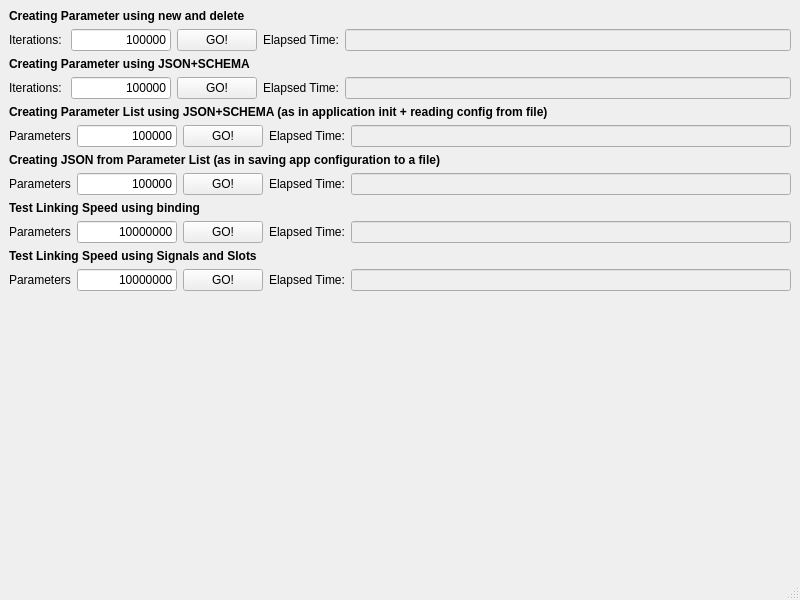
Above: Examples/AppParametersPageBenchmark/mainwindow.ui from g-gualeni/QtNoid2 before the change. Below: the same form after it.
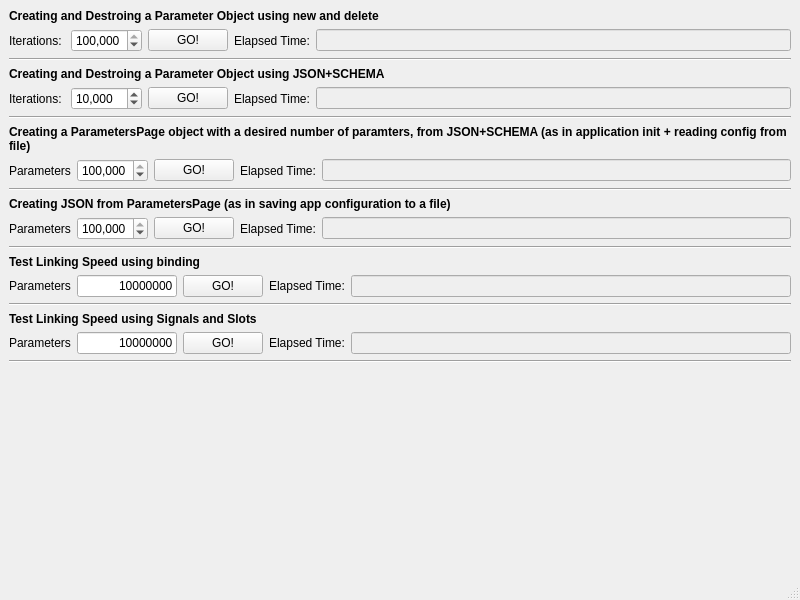
That is the form after the change.

Commit message:
AppParametersPageBenchmark - example update
in progress

Diff of the .ui file:
```diff
--- a/Examples/AppParametersPageBenchmark/mainwindow.ui
+++ b/Examples/AppParametersPageBenchmark/mainwindow.ui
@@ -23,7 +23,7 @@
        </font>
       </property>
       <property name="text">
-       <string>Creating Parameter using new and delete</string>
+       <string>Creating and Destroing a Parameter Object using new and delete</string>
       </property>
      </widget>
     </item>
@@ -37,23 +37,23 @@
        </widget>
       </item>
       <item>
-       <widget class="QLineEdit" name="txtIterationsNew">
-        <property name="maximumSize">
-         <size>
-          <width>100</width>
-          <height>16777215</height>
-         </size>
+       <widget class="QSpinBox" name="txtIterationsNew">
+        <property name="showGroupSeparator" stdset="0">
+         <bool>true</bool>
         </property>
-        <property name="text">
-         <string>100000</string>
+        <property name="maximum">
+         <number>1000000</number>
         </property>
-        <property name="alignment">
-         <set>Qt::AlignmentFlag::AlignRight|Qt::AlignmentFlag::AlignTrailing|Qt::AlignmentFlag::AlignVCenter</set>
+        <property name="value">
+         <number>100000</number>
         </property>
        </widget>
       </item>
       <item>
        <widget class="QPushButton" name="cmdGONew">
+        <property name="styleSheet">
+         <string notr="true"/>
+        </property>
         <property name="text">
          <string>GO!</string>
         </property>
@@ -78,6 +78,13 @@
       </item>
      </layout>
     </item>
+    <item>
+     <widget class="Line" name="line">
+      <property name="orientation">
+       <enum>Qt::Orientation::Horizontal</enum>
+      </property>
+     </widget>
+    </item>
     <item>
      <widget class="QLabel" name="label_7">
       <property name="font">
@@ -86,7 +93,7 @@
        </font>
       </property>
       <property name="text">
-       <string>Creating Parameter using JSON+SCHEMA</string>
+       <string>Creating and Destroing a Parameter Object using JSON+SCHEMA</string>
       </property>
      </widget>
     </item>
@@ -100,18 +107,15 @@
        </widget>
       </item>
       <item>
-       <widget class="QLineEdit" name="txtIterationsJson">
-        <property name="maximumSize">
-         <size>
-          <width>100</width>
-          <height>16777215</height>
-         </size>
+       <widget class="QSpinBox" name="txtIterationsJson">
+        <property name="showGroupSeparator" stdset="0">
+         <bool>true</bool>
         </property>
-        <property name="text">
-         <string>100000</string>
+        <property name="maximum">
+         <number>1000000</number>
         </property>
-        <property name="alignment">
-         <set>Qt::AlignmentFlag::AlignRight|Qt::AlignmentFlag::AlignTrailing|Qt::AlignmentFlag::AlignVCenter</set>
+        <property name="value">
+         <number>10000</number>
         </property>
        </widget>
       </item>
@@ -141,6 +145,13 @@
       </item>
      </layout>
     </item>
+    <item>
+     <widget class="Line" name="line_2">
+      <property name="orientation">
+       <enum>Qt::Orientation::Horizontal</enum>
+      </property>
+     </widget>
+    </item>
     <item>
      <widget class="QLabel" name="label_8">
       <property name="font">
@@ -149,7 +160,10 @@
        </font>
       </property>
       <property name="text">
-       <string>Creating Parameter List using JSON+SCHEMA (as in application init + reading config from file)</string>
+       <string>Creating a ParametersPage object with a desired number of paramters, from JSON+SCHEMA (as in application init + reading config from file)</string>
+      </property>
+      <property name="wordWrap">
+       <bool>true</bool>
       </property>
      </widget>
     </item>
@@ -163,18 +177,15 @@
        </widget>
       </item>
       <item>
-       <widget class="QLineEdit" name="txtParametersCountJson">
-        <property name="maximumSize">
-         <size>
-          <width>100</width>
-          <height>16777215</height>
-         </size>
+       <widget class="QSpinBox" name="txtParametersCountJson">
+        <property name="showGroupSeparator" stdset="0">
+         <bool>true</bool>
         </property>
-        <property name="text">
-         <string>100000</string>
+        <property name="maximum">
+         <number>1000000</number>
         </property>
-        <property name="alignment">
-         <set>Qt::AlignmentFlag::AlignRight|Qt::AlignmentFlag::AlignTrailing|Qt::AlignmentFlag::AlignVCenter</set>
+        <property name="value">
+         <number>100000</number>
         </property>
        </widget>
       </item>
@@ -204,6 +215,13 @@
       </item>
      </layout>
     </item>
+    <item>
+     <widget class="Line" name="line_3">
+      <property name="orientation">
+       <enum>Qt::Orientation::Horizontal</enum>
+      </property>
+     </widget>
+    </item>
     <item>
      <widget class="QLabel" name="label_12">
       <property name="font">
@@ -212,7 +230,7 @@
        </font>
       </property>
       <property name="text">
-       <string>Creating JSON from Parameter List (as in saving app configuration to a file)</string>
+       <string>Creating JSON from ParametersPage (as in saving app configuration to a file)</string>
       </property>
      </widget>
     </item>
@@ -226,18 +244,15 @@
        </widget>
       </item>
       <item>
-       <widget class="QLineEdit" name="txtParametersCountToJson">
-        <property name="maximumSize">
-         <size>
-          <width>100</width>
-          <height>16777215</height>
-         </size>
+       <widget class="QSpinBox" name="txtParametersCountToJson_2">
+        <property name="showGroupSeparator" stdset="0">
+         <bool>true</bool>
         </property>
-        <property name="text">
-         <string>100000</string>
+        <property name="maximum">
+         <number>1000000</number>
         </property>
-        <property name="alignment">
-         <set>Qt::AlignmentFlag::AlignRight|Qt::AlignmentFlag::AlignTrailing|Qt::AlignmentFlag::AlignVCenter</set>
+        <property name="value">
+         <number>100000</number>
         </property>
        </widget>
       </item>
@@ -267,6 +282,13 @@
       </item>
      </layout>
     </item>
+    <item>
+     <widget class="Line" name="line_4">
+      <property name="orientation">
+       <enum>Qt::Orientation::Horizontal</enum>
+      </property>
+     </widget>
+    </item>
     <item>
      <widget class="QLabel" name="label_13">
       <property name="font">
@@ -330,6 +352,13 @@
       </item>
      </layout>
     </item>
+    <item>
+     <widget class="Line" name="line_5">
+      <property name="orientation">
+       <enum>Qt::Orientation::Horizontal</enum>
+      </property>
+     </widget>
+    </item>
     <item>
      <widget class="QLabel" name="label_16">
       <property name="font">
@@ -393,6 +422,13 @@
       </item>
      </layout>
     </item>
+    <item>
+     <widget class="Line" name="line_6">
+      <property name="orientation">
+       <enum>Qt::Orientation::Horizontal</enum>
+      </property>
+     </widget>
+    </item>
     <item>
      <spacer name="verticalSpacer">
       <property name="orientation">
```
The commit also changes 5 other files.
